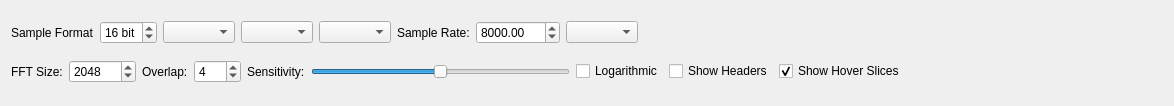
Qt form src/hobbits-plugins/displays/Spectrogram/spectrogramcontrols.ui (goldest-star/binary-analysis-tool) before a commit.
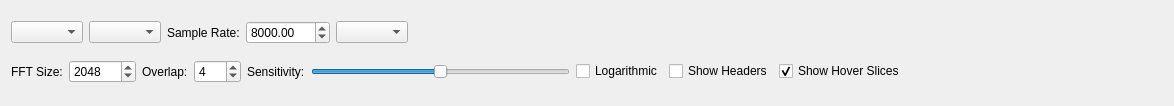
The same form after that commit.

Commit message: progress: bitarray sample conversion; metadata helper; bug fixes

The edit to the form file:
```diff
--- a/src/hobbits-plugins/displays/Spectrogram/spectrogramcontrols.ui
+++ b/src/hobbits-plugins/displays/Spectrogram/spectrogramcontrols.ui
@@ -14,33 +14,7 @@
    <item>
     <layout class="QHBoxLayout" name="horizontalLayout">
      <item>
-      <widget class="QLabel" name="label">
-       <property name="text">
-        <string>Sample Format</string>
-       </property>
-      </widget>
-     </item>
-     <item>
-      <widget class="QSpinBox" name="sb_wordSize">
-       <property name="suffix">
-        <string> bit</string>
-       </property>
-       <property name="minimum">
-        <number>1</number>
-       </property>
-       <property name="maximum">
-        <number>64</number>
-       </property>
-       <property name="value">
-        <number>16</number>
-       </property>
-      </widget>
-     </item>
-     <item>
-      <widget class="QComboBox" name="cb_wordFormat"/>
-     </item>
-     <item>
-      <widget class="QComboBox" name="cb_endianness"/>
+      <widget class="QComboBox" name="cb_sampleFormat"/>
      </item>
      <item>
       <widget class="QComboBox" name="cb_dataType"/>
```
The commit also changes 14 other files.
